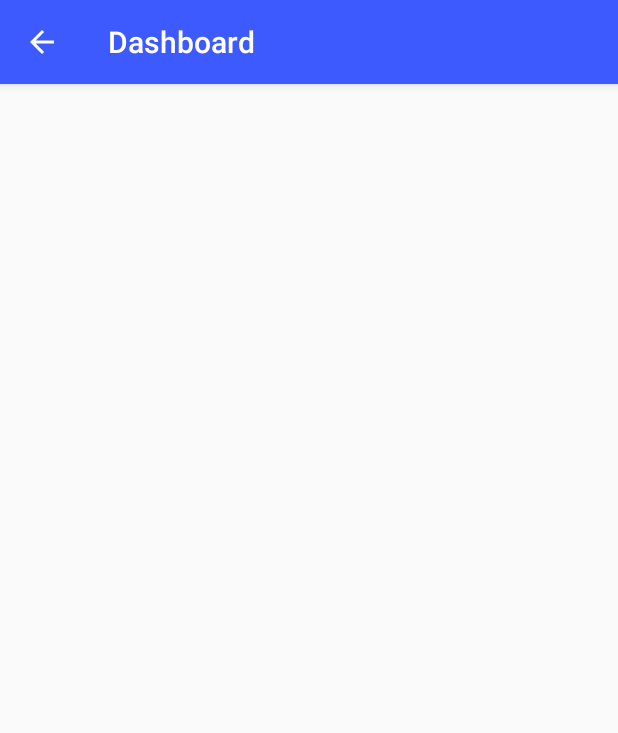
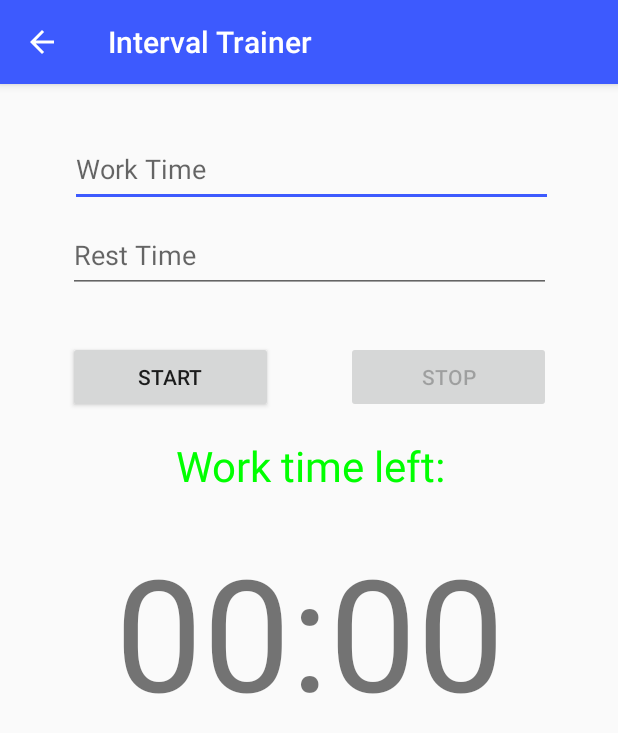
Before and after one commit to nickycarr81/WellnessApp, an Android app: the screen it shows after launch (DashBoard before the commit, IntervalTrainer after it), after a tap on an icon or button, on a phone screen of 412 x 824 dp. Shown: the top 733 px of the screen. Run offline under Robolectric (Android 15) with nearby library versions, the phone set to English and light mode, and no system bars.

Commit message:
Interval Trainer Activity Added to Project

```diff
--- /dev/null
+++ b/app/src/main/java/com/example/nicky/wellness/IntervalTrainer.java
@@ -0,0 +1,263 @@
+package com.example.nicky.wellness;
+
+import android.content.Context;
+import android.media.MediaPlayer;
+import android.os.Bundle;
+import android.os.CountDownTimer;
+//import android.support.design.widget.FloatingActionButton;
+//import android.support.design.widget.Snackbar;
+import android.support.v7.app.AppCompatActivity;
+import android.support.v7.widget.Toolbar;
+import android.view.View;
+import android.view.Menu;
+import android.view.MenuItem;
+import android.view.inputmethod.InputMethodManager;
+import android.widget.Button;
+import android.widget.EditText;
+import android.widget.LinearLayout;
+import android.widget.TextView;
+import android.widget.Toast;
+import com.example.nicky.wellness.R;
+
+public class IntervalTrainer extends AppCompatActivity {
+
+
+    //==========================================================
+    //               Declaration of Variables
+    //==========================================================
+    private EditText WorkTimeInput;      // How long to run
+    private EditText RestTimeInput;      // How long to walk/rest
+    private Button Start;           // Start the timer
+    private Button Stop;            // Stop the timer
+    private TextView Status;        // Displays current state(work/rest)
+    private TextView ClockDisplay;  // Where timer will show
+
+    private CountDownTimer workTimer; // These are the 2 different timers
+    private CountDownTimer restTimer;
+
+    int hundrethsLeft;  // used for keeping track of time in timers
+
+    int workTime;  // This will be set by reading user input
+    int restTime;  // This will be set by reading user input
+
+    boolean invalidInput = false;
+
+    private MediaPlayer startSound;
+    private MediaPlayer stopSound;
+
+    /*
+Problem: After entering values in the app and clicking "Start" button the keyboard would
+remain on screen and block view of the timer. This was very annoying. This code allows for
+the keyboard to be removed after clicking "Start".
+ */
+    private LinearLayout mainLayout;
+    private InputMethodManager imm;
+
+    @Override
+    protected void onCreate(Bundle savedInstanceState) {
+        super.onCreate(savedInstanceState);
+        setContentView(R.layout.activity_interval_trainer);
+
+        //==========================================================
+        //                Beginning of my Code
+        //==========================================================
+        mainLayout = (LinearLayout)findViewById(R.id.SetWork_LL); // used for removing keyboard
+        imm = (InputMethodManager)getSystemService(Context.INPUT_METHOD_SERVICE);
+
+
+        // For getting input from user
+        WorkTimeInput = (EditText)findViewById(R.id.WorkTime);
+        RestTimeInput = (EditText)findViewById(R.id.RestTime);
+
+        // Setup Status bar
+        Status = (TextView)findViewById(R.id.Status);
+        // Where countdown will be displayed
+        ClockDisplay = (TextView)findViewById(R.id.ClockDisplay);
+
+        startSound = MediaPlayer.create(getApplicationContext(), R.raw.start_bell_short);
+        stopSound = MediaPlayer.create(getApplicationContext(), R.raw.stop_bell_short);
+
+
+        //==========================================================
+        //                    Start Button
+        //==========================================================
+        // Tried several methods to try and handle a ":" being entered
+        // instead of a number but the app just crashes, can't find
+        // a way to handle it
+        Start = (Button) findViewById(R.id.StartButton);
+        Start.setOnClickListener(new View.OnClickListener() {
+            @Override
+            public void onClick(View v) {
+                // close keyboard
+                imm.hideSoftInputFromWindow(mainLayout.getWindowToken(), 0);
+                // Get "work" time from user input
+                String val1 = WorkTimeInput.getText().toString();
+                // Make sure WorkTime is not empty
+                if (val1.isEmpty()){
+                    Toast.makeText(getApplicationContext(), getText(R.string.error_WorkInput), Toast.LENGTH_SHORT).show();
+                }else{
+                    // Disable start button to avoid odd app behaviour/sound spam
+                    Start.setEnabled(false);
+                    Stop.setEnabled(true);
+
+                    workTime = Integer.valueOf(val1);
+
+                    // Get "rest" time from user input
+                    String val2 = RestTimeInput.getText().toString();
+                    // If "Rest" time is empty set to 0 and app will loop over work time
+                    if(val2.isEmpty()){
+                        restTime = 0;
+                    }else{
+                        restTime = Integer.valueOf(val2);
+                    }
+                    // Start the interval trainer
+                    startTimer(workTime * 1000, restTime * 1000);
+                }
+
+            }
+        });
+
+        //==========================================================
+        //                    Stop Button
+        //==========================================================
+        Stop = (Button)findViewById(R.id.StopButton);
+        Stop.setEnabled(false);
+        Stop.setOnClickListener(new View.OnClickListener() {
+            @Override
+            public void onClick(View v) {
+                workTimer.cancel();
+                restTimer.cancel();
+                ClockDisplay.setText(getText(R.string.ZeroTime));
+                Start.setEnabled(true);
+                Stop.setEnabled(false);
+            }
+        });
+    }
+
+    //================================================================================
+    //                               Start Timer
+    //================================================================================
+    //                              Work Time Setup
+    //--------------------------------------------------------------------------------
+    public void startTimer(int work, final int rest){
+        workTimer = new CountDownTimer(work, 10) {
+            //---------------------
+            //       OnTick
+            //---------------------
+            @Override
+            public void onTick(long ms) {    // ms = millisTillFinished
+                /*
+                The native android countdown is not accurate and therefore counts the last second
+                twice due to this error. The piece of math code below compensates for this error so
+                long as the phone's CPU is not under too much stress apparently.
+                Credit: https://stackoverflow.com/questions/6810416/android-countdowntimer-shows-1-for-two-seconds/6811744#6811744
+                 */
+                if(Math.round((float)ms / 1000.0f) != hundrethsLeft){
+                    hundrethsLeft = Math.round((float)ms / 10.0f);
+                    String displaySeconds = String.valueOf(hundrethsLeft / 100);
+                    String displayHundredths = String.valueOf(hundrethsLeft % 100);
+                    String totalDisplay;
+
+                    /*
+                    It took some time to work this section out as I was evaluating the seconds first
+                    working left to right but you need to start with the smallest units first and
+                    work right to left along the numbers to decide where a "0" needs to be added
+                    to the display.
+                     */
+                    if ((hundrethsLeft % 100) < 10){  // If < 10 hundredths of second left add a "0"in the "tenths" column.
+                        if(hundrethsLeft < 1000){     // If < 10 seconds left add a "0" in the "tens" column
+                            totalDisplay = "0" + displaySeconds + ":0" + displayHundredths;
+                            ClockDisplay.setText(totalDisplay);
+                        }else{
+                            totalDisplay = displaySeconds + ":0" + displayHundredths;
+                            ClockDisplay.setText(totalDisplay);
+                        }
+                    }else{
+                        if(hundrethsLeft < 1000){
+                            totalDisplay = "0" + displaySeconds + ":" + displayHundredths;
+                            ClockDisplay.setText(totalDisplay);
+                        }else{
+                            totalDisplay = displaySeconds + ":" + displayHundredths;
+                            ClockDisplay.setText(totalDisplay);
+                        }
+                    }
+
+                }
+            }
+            //---------------------
+            //       OnFinish
+            //---------------------
+            @Override
+            public void onFinish() {
+                // zero the clock
+                ClockDisplay.setText(getText(R.string.ZeroTime));
+                workTimer.cancel();
+
+                // restart work timer if there is no rest period
+                if (rest == 0){
+                    startSound.start();
+                    workTimer.start();
+                }else{
+                    stopSound.start();
+                    //Status.setTextColor(getColor(R.color.RestColour));
+                    Status.setText(getText(R.string.RestStatus));
+                    restTimer.start();
+                }
+
+            }
+        };
+        //================================================================================
+        //                            Rest Time Setup
+        //--------------------------------------------------------------------------------
+        // This is basically a stripped down version of the work timer
+        restTimer = new CountDownTimer(rest, 10) {
+            //---------------------
+            //       OnTick
+            //---------------------
+            @Override
+            public void onTick(long ms) {    // ms = millisTillFinished
+                if(Math.round((float)ms / 1000.0f) != hundrethsLeft){
+                    hundrethsLeft = Math.round((float)ms / 10.0f);
+                    String displaySeconds = String.valueOf(hundrethsLeft / 100);
+                    String displayHundredths = String.valueOf(hundrethsLeft % 100);
+                    String totalDisplay;
+
+                    if ((hundrethsLeft % 100) < 10){  // If < 10 hundredths of second left add a "0"in the "tenths" column.
+                        if(hundrethsLeft < 1000){     // If < 10 seconds left add a "0" in the "tens" column
+                            totalDisplay = "0" + displaySeconds + ":0" + displayHundredths;
+                            ClockDisplay.setText(totalDisplay);
+                        }else{
+                            totalDisplay = displaySeconds + ":0" + displayHundredths;
+                            ClockDisplay.setText(totalDisplay);
+                        }
+                    }else{
+                        if(hundrethsLeft < 1000){
+                            totalDisplay = "0" + displaySeconds + ":" + displayHundredths;
+                            ClockDisplay.setText(totalDisplay);
+                        }else{
+                            totalDisplay = displaySeconds + ":" + displayHundredths;
+                            ClockDisplay.setText(totalDisplay);
+                        }
+                    }
+
+                }
+            }
+            //---------------------
+            //       OnFinish
+            //---------------------
+            @Override
+            public void onFinish() {
+                ClockDisplay.setText(getText(R.string.ZeroTime));
+                //Status.setTextColor(getColor(R.color.WorkColour));
+                Status.setText(getText(R.string.WorkStatus));
+                restTimer.cancel();
+                startSound.start();
+                workTimer.start();
+            }
+        };
+        startSound.start();
+        workTimer.start();
+
+    }   //--------------------------------------------------------------------------------
+    //                               End of My app
+} //--------------------------------------------------------------------------------
--- a/app/src/main/java/com/example/nicky/wellness/MainActivity.java
+++ b/app/src/main/java/com/example/nicky/wellness/MainActivity.java
@@ -90,7 +90,7 @@ public class MainActivity extends AppCompatActivity {
 
     /** Called when the user taps the dashboard button*/
     public void viewDashPage(View view){
-        Intent intent = new Intent(this, DashBoard.class);
+        Intent intent = new Intent(this, IntervalTrainer.class);
         startActivity(intent);
     }
 
--- /dev/null
+++ b/app/src/main/res/layout/activity_interval_trainer.xml
@@ -0,0 +1,141 @@
+<?xml version="1.0" encoding="utf-8"?>
+<android.support.constraint.ConstraintLayout xmlns:android="http://schemas.android.com/apk/res/android"
+xmlns:app="http://schemas.android.com/apk/res-auto"
+xmlns:tools="http://schemas.android.com/tools"
+android:layout_width="match_parent"
+android:layout_height="match_parent"
+
+tools:context="com.example.nicky.wellness.IntervalTrainer"
+tools:showIn="@layout/activity_interval_trainer">
+
+
+<LinearLayout
+    android:id="@+id/SetWork_LL"
+    android:layout_width="@dimen/LLWidth"
+    android:layout_height="@dimen/LLSmallHeight"
+    android:layout_marginTop="32dp"
+    android:orientation="horizontal"
+    app:layout_constraintHorizontal_bias="0.515"
+    app:layout_constraintLeft_toLeftOf="parent"
+    app:layout_constraintRight_toRightOf="parent"
+    app:layout_constraintTop_toTopOf="parent"
+    tools:layout_editor_absoluteY="32dp"
+    tools:layout_editor_absoluteX="3dp">
+
+    <EditText
+        android:id="@+id/WorkTime"
+        android:layout_width="@dimen/LLWidth"
+        android:layout_height="@dimen/LLSmallHeight"
+        android:layout_weight="3.05"
+        android:ems="10"
+        android:hint="Work Time"
+        android:inputType="time"
+        tools:layout_editor_absoluteX="153dp"
+        tools:layout_editor_absoluteY="74dp" />
+
+</LinearLayout>
+
+<LinearLayout
+    android:id="@+id/SetRest_LL"
+    android:layout_width="@dimen/LLWidth"
+    android:layout_height="@dimen/LLSmallHeight"
+    android:layout_marginLeft="8dp"
+    android:orientation="horizontal"
+    app:layout_constraintLeft_toLeftOf="parent"
+    android:layout_marginTop="7dp"
+    app:layout_constraintTop_toBottomOf="@+id/SetWork_LL"
+    android:layout_marginRight="8dp"
+    app:layout_constraintRight_toRightOf="parent"
+    android:layout_marginStart="8dp"
+    android:layout_marginEnd="8dp">
+
+    <EditText
+        android:id="@+id/RestTime"
+        android:layout_width="@dimen/LLWidth"
+        android:layout_height="@dimen/LLSmallHeight"
+        android:layout_weight="1"
+        android:ems="10"
+        android:hint="Rest Time"
+        android:inputType="time"
+        tools:layout_editor_absoluteX="153dp"
+        tools:layout_editor_absoluteY="160dp" />
+</LinearLayout>
+
+<LinearLayout
+    android:id="@+id/StartStop_LL"
+    android:layout_width="@dimen/LLWidth"
+    android:layout_height="@dimen/LLSmallHeight"
+    android:orientation="horizontal"
+    app:layout_constraintLeft_toLeftOf="parent"
+    app:layout_constraintRight_toRightOf="parent"
+    android:layout_marginTop="32dp"
+    app:layout_constraintTop_toBottomOf="@+id/SetRest_LL">
+
+    <Button
+        android:id="@+id/StartButton"
+        android:layout_width="wrap_content"
+        android:layout_height="wrap_content"
+        android:layout_weight="1"
+        android:text="Start" />
+
+    <Space
+        android:layout_width="wrap_content"
+        android:layout_height="wrap_content"
+        android:layout_weight="1" />
+
+    <Button
+        android:id="@+id/StopButton"
+        android:layout_width="wrap_content"
+        android:layout_height="wrap_content"
+        android:layout_weight="1"
+        android:text="Stop" />
+</LinearLayout>
+
+<LinearLayout
+    android:id="@+id/Status_LL"
+    android:layout_width="@dimen/LLWidth"
+    android:layout_height="@dimen/LLSmallHeight"
+    android:orientation="horizontal"
+    app:layout_constraintLeft_toLeftOf="parent"
+    app:layout_constraintRight_toRightOf="parent"
+    app:layout_constraintHorizontal_bias="0.51"
+    android:layout_marginTop="8dp"
+    app:layout_constraintTop_toBottomOf="@+id/StartStop_LL">
+
+
+    <TextView
+        android:id="@+id/Status"
+        android:layout_width="wrap_content"
+        android:layout_height="match_parent"
+        android:layout_weight="1"
+        android:gravity="center"
+        android:textSize="@dimen/StatusTextSize"
+        android:text="Work time left:"
+        android:textColor="@color/WorkColour"
+        app:layout_constraintLeft_toLeftOf="parent"
+        app:layout_constraintRight_toRightOf="parent"
+        tools:layout_editor_absoluteY="392dp" />
+</LinearLayout>
+
+<LinearLayout
+    android:id="@+id/ClockArea_LL"
+    android:layout_width="@dimen/LLWidth"
+    android:layout_height="@dimen/LLClockAreaHeight"
+    android:layout_marginTop="8dp"
+    android:orientation="horizontal"
+    app:layout_constraintHorizontal_bias="0.511"
+    app:layout_constraintLeft_toLeftOf="parent"
+    app:layout_constraintRight_toRightOf="parent"
+    app:layout_constraintTop_toBottomOf="@+id/Status_LL">
+
+    <TextView
+        android:id="@+id/ClockDisplay"
+        android:layout_width="@dimen/LLWidth"
+        android:layout_height="@dimen/LLClockAreaHeight"
+        android:layout_weight="1"
+        android:textSize="@dimen/ClockSize"
+        android:text="00:00"
+        android:gravity="center"/>
+</LinearLayout>
+
+</android.support.constraint.ConstraintLayout>
--- a/app/src/main/res/values/colors.xml
+++ b/app/src/main/res/values/colors.xml
@@ -11,4 +11,6 @@
     <color name="colorAssessmentDark">#00c853</color>
     <color name="colorLocation">#ff9100</color>
     <color name="colorLocationDark">#ff9100</color>
+    <color name="WorkColour">#00FF00</color>
+    <color name="RestColour">#FFC200</color>
 </resources>
--- a/app/src/main/res/values/dimens.xml
+++ b/app/src/main/res/values/dimens.xml
@@ -7,5 +7,11 @@
     <dimen name="fab_margin">16dp</dimen>
     <dimen name="button_height">150dp</dimen>
     <dimen name="button_width">150dp</dimen>
+    <dimen name="LLWidth">322dp</dimen>
+    <dimen name="LLSmallHeight">50dp</dimen>
+    <dimen name="LLLargeHeight">60dp</dimen>
+    <dimen name="LLClockAreaHeight">155dp</dimen>
+    <dimen name="StatusTextSize">28sp</dimen>
+    <dimen name="ClockSize">104sp</dimen>
 
 </resources>
--- a/app/src/main/res/values/strings.xml
+++ b/app/src/main/res/values/strings.xml
@@ -2,9 +2,16 @@
     <string name="app_name">Balance</string>
     <string name="title_activity_user_details">Team Member Details</string>
     <string name="title_activity_dashboard">Dashboard</string>
+    <string name="title_activity_trainer">Interval Trainer</string>
     <string name="title_activity_location">Location</string>
     <string name="title_activity_assessment">Assessment</string>
     <string name="title_activity_add_remove">Add or View</string>
     <string name="title_activity_list">List of Team Members</string>
+    <string name="action_settings">Settings</string>
+    <string name="StatusArea">Work</string>
+    <string name="WorkStatus">Work time left:</string>
+    <string name="RestStatus">Rest time left:</string>
+    <string name="ZeroTime">00:00</string>
+    <string name="error_WorkInput">Work time must be a number greater than 0.</string>
     <string name="google_maps_API_key">AIzaSyALin4wNp25ml2d-4014XsrfQQ-PsgcSl0</string>
 </resources>
```
Also changed, not shown: app/build.gradle (+4 -3 lines), app/src/main/AndroidManifest.xml (+9 -0 lines), 2 other files.
